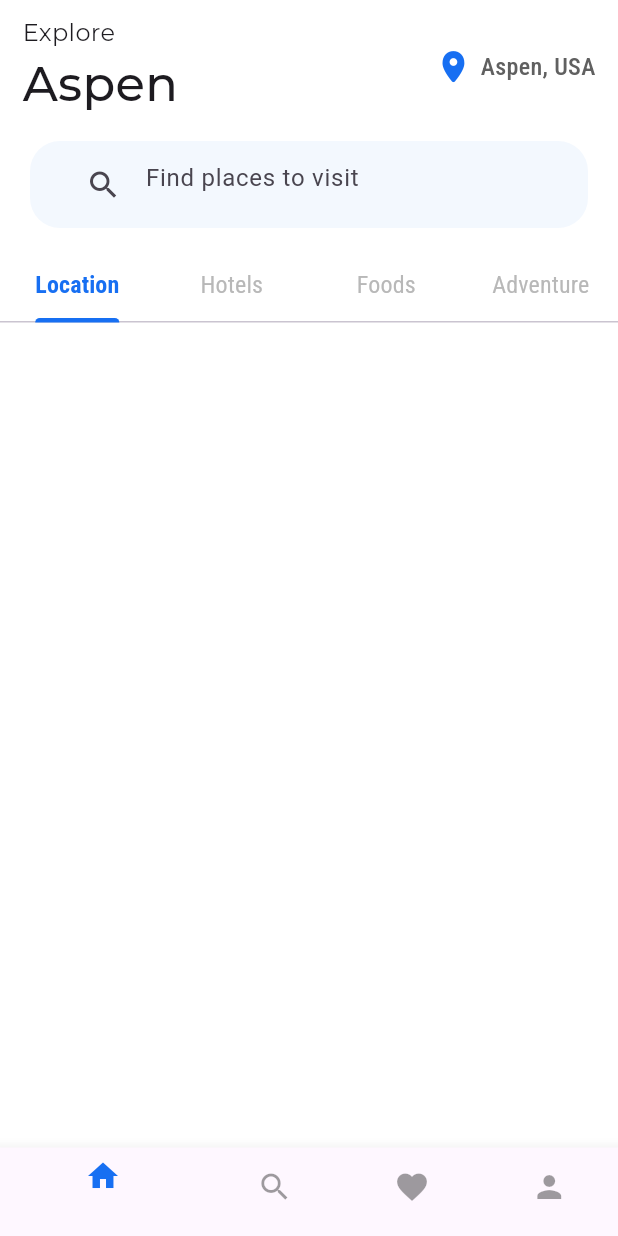
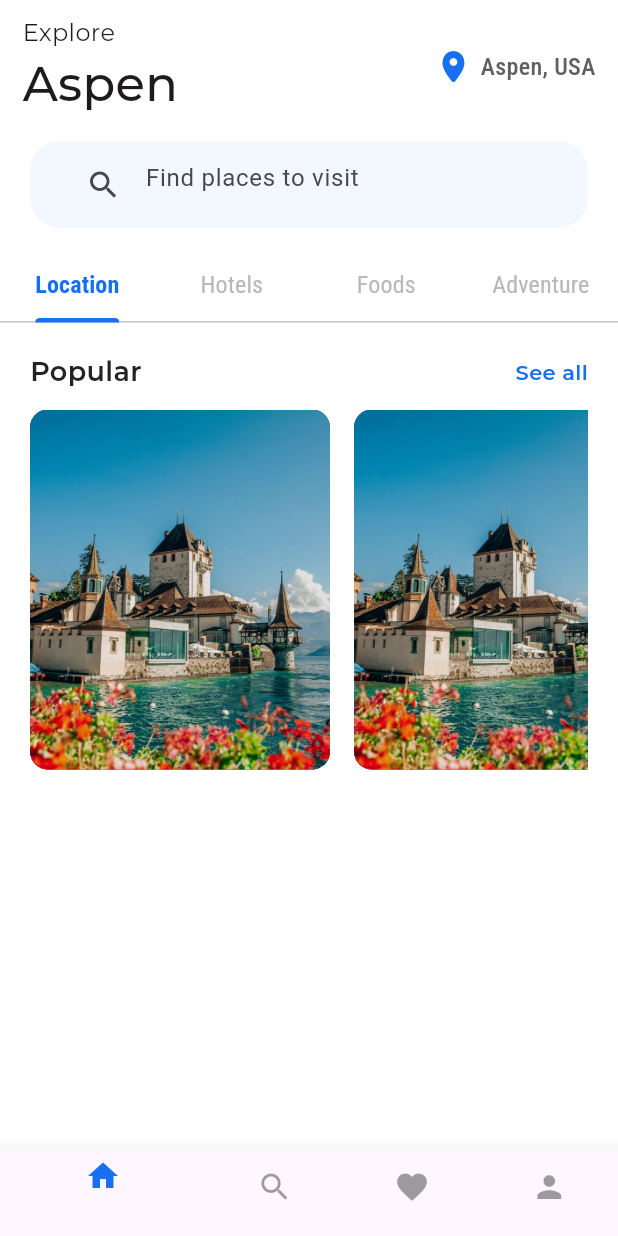
Before and after one commit to mahabubulhasibshawon/trip_app_ui, a Flutter app: the screen it shows after launch, after a tap on "Explore", on a phone screen of 412 x 824 dp. Run offline on Flutter 3.47's test engine with Material 3 defaults, Android fonts, the phone set to English and light mode, and no system bars; our stand-ins replace google_fonts.

Commit message:
BuildTabContent

```diff
--- a/lib/main.dart
+++ b/lib/main.dart
@@ -2,7 +2,7 @@ import 'package:flutter/material.dart';
 import 'package:trip_ui/screens/splash_screen.dart';
 
 void main(){
-  runApp(MyApp());
+  runApp(const MyApp());
 }
 
 class MyApp extends StatelessWidget {
@@ -10,7 +10,7 @@ class MyApp extends StatelessWidget {
 
   @override
   Widget build(BuildContext context) {
-    return MaterialApp(
+    return const MaterialApp(
       debugShowCheckedModeBanner: false,
       title: "Travel App",
       home: SplashScreen(),
--- a/lib/screens/explore_screen.dart
+++ b/lib/screens/explore_screen.dart
@@ -1,6 +1,8 @@
 import 'package:flutter/cupertino.dart';
 import 'package:flutter/material.dart';
 import 'package:google_fonts/google_fonts.dart';
+
+import '../widgets/build_tab_content.dart';
 
 class ExploreScreen extends StatefulWidget {
   const ExploreScreen({super.key});
@@ -34,11 +36,11 @@ class _ExploreScreenState extends State<ExploreScreen>
         backgroundColor: Colors.white,
         body: Column(
           children: [
-            SizedBox(
+            const SizedBox(
               height: 10,
             ),
             Padding(
-              padding: EdgeInsets.symmetric(horizontal: 15),
+              padding: const EdgeInsets.symmetric(horizontal: 15),
               child: Row(
                 mainAxisAlignment: MainAxisAlignment.spaceBetween,
                 children: [
@@ -59,11 +61,11 @@ class _ExploreScreenState extends State<ExploreScreen>
                   ),
                   Row(
                     children: [
-                      Icon(
+                      const Icon(
                         CupertinoIcons.location_solid,
                         color: Color(0xFF176FF2),
                       ),
-                      SizedBox(
+                      const SizedBox(
                         width: 6,
                       ),
                       Text(
@@ -71,7 +73,7 @@ class _ExploreScreenState extends State<ExploreScreen>
                         style: GoogleFonts.robotoCondensed(
                           fontWeight: FontWeight.w500,
                           fontSize: 16,
-                          color: Color(0xFF606060),
+                          color: const Color(0xFF606060),
                         ),
                       )
                     ],
@@ -80,13 +82,14 @@ class _ExploreScreenState extends State<ExploreScreen>
               ),
             ),
             Padding(
-              padding: EdgeInsets.symmetric(horizontal: 20, vertical: 15),
+              padding: const EdgeInsets.symmetric(horizontal: 20, vertical: 15),
               child: Container(
-                padding: EdgeInsets.symmetric(horizontal: 25, vertical: 5),
+                padding:
+                    const EdgeInsets.symmetric(horizontal: 25, vertical: 5),
                 decoration: BoxDecoration(
-                    color: Color(0xFFF3F8FE),
+                    color: const Color(0xFFF3F8FE),
                     borderRadius: BorderRadius.circular(20)),
-                child: TextField(
+                child: const TextField(
                   decoration: InputDecoration(
                     hintText: "Find places to visit",
                     border: InputBorder.none,
@@ -97,30 +100,37 @@ class _ExploreScreenState extends State<ExploreScreen>
             ),
             TabBar(
               controller: _tabController,
-                indicatorColor: Color(0xFF176FF2),
-                labelColor: Color(0xFF176FF2),
-                unselectedLabelColor: Color(0xFFB8B8B8),
+              indicatorColor: const Color(0xFF176FF2),
+              labelColor: const Color(0xFF176FF2),
+              unselectedLabelColor: const Color(0xFFB8B8B8),
               labelStyle: GoogleFonts.robotoCondensed(
                 fontSize: 16,
                 fontWeight: FontWeight.w700,
               ),
               unselectedLabelStyle: GoogleFonts.robotoCondensed(
-                  fontWeight: FontWeight.w400,
-                  fontSize: 16
-                ),
-                tabs: [
+                  fontWeight: FontWeight.w400, fontSize: 16),
+              tabs: const [
                 Tab(text: 'Location'),
                 Tab(text: 'Hotels'),
                 Tab(text: 'Foods'),
                 Tab(text: 'Adventure'),
-                ])
+              ],
+            ),
+            const SizedBox(
+              height: 20,
+            ),
+            Expanded(
+                child: TabBarView(controller: _tabController,
+                    children: [
+                      BuildTabContent(tab: 'location',),
+                    ]))
           ],
         ),
         bottomNavigationBar: BottomNavigationBar(
-            fixedColor: Color(0xFF176FF2),
+            fixedColor: const Color(0xFF176FF2),
             currentIndex: 0,
             unselectedItemColor: Colors.black38,
-            items: [
+            items: const [
               BottomNavigationBarItem(icon: Icon(Icons.home), label: ''),
               BottomNavigationBarItem(icon: Icon(Icons.search), label: ''),
               BottomNavigationBarItem(icon: Icon(Icons.favorite), label: ''),
--- a/lib/screens/splash_screen.dart
+++ b/lib/screens/splash_screen.dart
@@ -73,7 +73,7 @@ class SplashScreen extends StatelessWidget {
                   onTap: () {
                     Navigator.push(
                       context,
-                      MaterialPageRoute(builder: (context) => ExploreScreen()),
+                      MaterialPageRoute(builder: (context) => const ExploreScreen()),
                     );
                   },
                   child: Container(
--- /dev/null
+++ b/lib/widgets/build_tab_content.dart
@@ -0,0 +1,51 @@
+import 'package:flutter/material.dart';
+import 'package:google_fonts/google_fonts.dart';
+
+import 'popular_item.dart';
+
+class BuildTabContent extends StatelessWidget {
+  const BuildTabContent({super.key, required this.tab});
+
+  final String tab;
+
+  @override
+  Widget build(BuildContext context) {
+    return Padding(padding: EdgeInsets.symmetric(horizontal: 20),
+    child: SingleChildScrollView(
+      child: Column(
+        crossAxisAlignment: CrossAxisAlignment.start,
+        children: [
+          Row(mainAxisAlignment: MainAxisAlignment.spaceBetween,children: [
+            Text(
+              "Popular",
+              style: GoogleFonts.montserrat(
+                fontSize: 18,
+                fontWeight: FontWeight.w600,
+                color: Color(0xFF232323),
+              ),
+            ),
+            Text(
+              "See all",
+              style: GoogleFonts.montserrat(
+                color: Color(0xFF176FF2),
+                fontSize: 14,
+                fontWeight: FontWeight.w600,
+              ),
+            ),
+          ],),
+          SizedBox(height: 12,),
+          const SingleChildScrollView(
+            scrollDirection: Axis.horizontal,
+            child: Row(
+              children: [
+                PopularItem(title: "Alley Palac", rating: "4.1", image: "assets/images/Alley Palace.png"),
+                const SizedBox(width: 16),
+                PopularItem(title: "Alley Palac", rating: "4.1", image: "assets/images/Alley Palace.png"),
+              ],
+            ),
+          )
+        ],
+      ),
+    ),);
+  }
+}
--- /dev/null
+++ b/lib/widgets/popular_item.dart
@@ -0,0 +1,29 @@
+import 'package:flutter/material.dart';
+
+class PopularItem extends StatelessWidget {
+  const PopularItem({super.key, required this.title, required this.rating, required this.image});
+
+  final String title;
+  final String rating;
+  final String image;
+  @override
+  Widget build(BuildContext context) {
+    return GestureDetector(
+      onTap: (){
+        // Navigator.push(context, MaterialPageRoute(builder: (context)=>Placeholder()));
+      },
+      child: Container(
+        width: 200,
+        height: 240,
+        decoration: BoxDecoration(
+          borderRadius: BorderRadius.circular(12),
+          color: Colors.black,
+          image: DecorationImage(image: AssetImage(image),
+            fit: BoxFit.cover,
+            opacity: 0.9,
+          )
+        ),
+      ),
+    );
+  }
+}
```
Lines whose indentation alone changed are shown as unchanged.
